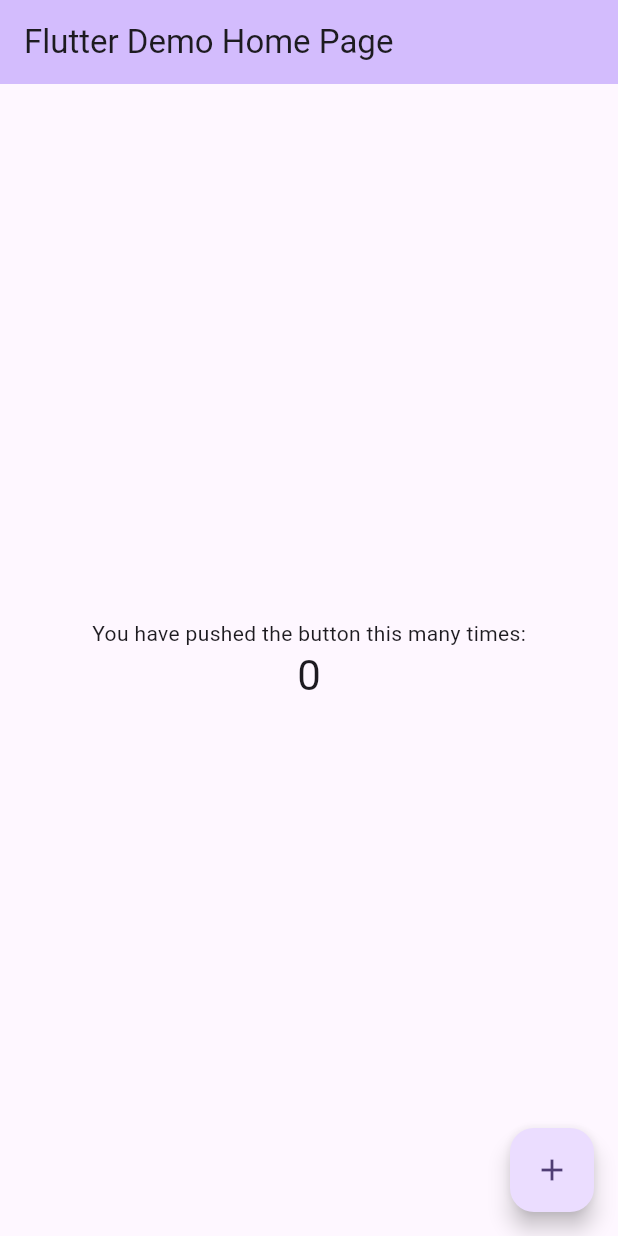
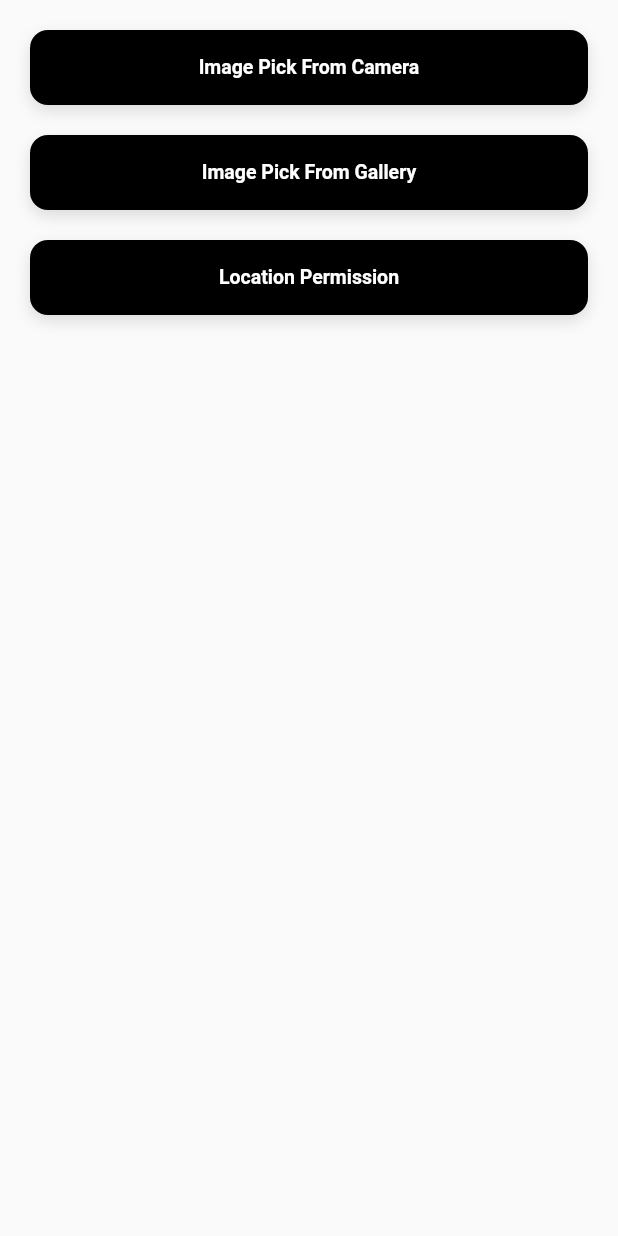
Before and after one commit to smit13192/permission_service, a Flutter app: the screen it shows after launch, on a phone screen of 412 x 824 dp. Run offline on Flutter 3.47's test engine with Material 3 defaults, Android fonts, the phone set to English and light mode, and no system bars; our stand-ins replace device_info_plus, geolocator, image_picker, permission_handler.

Commit message:
DONE: make permissionn service for the location, camera annd gallery

```diff
--- a/analysis_options.yaml
+++ b/analysis_options.yaml
@@ -22,7 +22,8 @@ linter:
   # producing the lint.
   rules:
     # avoid_print: false  # Uncomment to disable the `avoid_print` rule
-    # prefer_single_quotes: true  # Uncomment to enable the `prefer_single_quotes` rule
+    prefer_single_quotes: true  # Uncomment to enable the `prefer_single_quotes` rule
+    require_trailing_commas: true
 
 # Additional information about this file can be found at
 # https://dart.dev/guides/language/analysis-options
--- /dev/null
+++ b/lib/app/app.dart
@@ -0,0 +1,14 @@
+import 'package:flutter/material.dart';
+import 'package:permission_service/src/screen/home_screen.dart';
+
+class MyApp extends StatelessWidget {
+  const MyApp({super.key});
+
+  @override
+  Widget build(BuildContext context) {
+    return MaterialApp(
+      theme: ThemeData(useMaterial3: false),
+      home: const HomeScreen(),
+    );
+  }
+}
--- a/lib/main.dart
+++ b/lib/main.dart
@@ -1,125 +1,6 @@
 import 'package:flutter/material.dart';
+import 'package:permission_service/app/app.dart';
 
-void main() {
+void main(List<String> args) {
   runApp(const MyApp());
 }
-
-class MyApp extends StatelessWidget {
-  const MyApp({super.key});
-
-  // This widget is the root of your application.
-  @override
-  Widget build(BuildContext context) {
-    return MaterialApp(
-      title: 'Flutter Demo',
-      theme: ThemeData(
-        // This is the theme of your application.
-        //
-        // TRY THIS: Try running your application with "flutter run". You'll see
-        // the application has a purple toolbar. Then, without quitting the app,
-        // try changing the seedColor in the colorScheme below to Colors.green
-        // and then invoke "hot reload" (save your changes or press the "hot
-        // reload" button in a Flutter-supported IDE, or press "r" if you used
-        // the command line to start the app).
-        //
-        // Notice that the counter didn't reset back to zero; the application
-        // state is not lost during the reload. To reset the state, use hot
-        // restart instead.
-        //
-        // This works for code too, not just values: Most code changes can be
-        // tested with just a hot reload.
-        colorScheme: ColorScheme.fromSeed(seedColor: Colors.deepPurple),
-        useMaterial3: true,
-      ),
-      home: const MyHomePage(title: 'Flutter Demo Home Page'),
-    );
-  }
-}
-
-class MyHomePage extends StatefulWidget {
-  const MyHomePage({super.key, required this.title});
-
-  // This widget is the home page of your application. It is stateful, meaning
-  // that it has a State object (defined below) that contains fields that affect
-  // how it looks.
-
-  // This class is the configuration for the state. It holds the values (in this
-  // case the title) provided by the parent (in this case the App widget) and
-  // used by the build method of the State. Fields in a Widget subclass are
-  // always marked "final".
-
-  final String title;
-
-  @override
-  State<MyHomePage> createState() => _MyHomePageState();
-}
-
-class _MyHomePageState extends State<MyHomePage> {
-  int _counter = 0;
-
-  void _incrementCounter() {
-    setState(() {
-      // This call to setState tells the Flutter framework that something has
-      // changed in this State, which causes it to rerun the build method below
-      // so that the display can reflect the updated values. If we changed
-      // _counter without calling setState(), then the build method would not be
-      // called again, and so nothing would appear to happen.
-      _counter++;
-    });
-  }
-
-  @override
-  Widget build(BuildContext context) {
-    // This method is rerun every time setState is called, for instance as done
-    // by the _incrementCounter method above.
-    //
-    // The Flutter framework has been optimized to make rerunning build methods
-    // fast, so that you can just rebuild anything that needs updating rather
-    // than having to individually change instances of widgets.
-    return Scaffold(
-      appBar: AppBar(
-        // TRY THIS: Try changing the color here to a specific color (to
-        // Colors.amber, perhaps?) and trigger a hot reload to see the AppBar
-        // change color while the other colors stay the same.
-        backgroundColor: Theme.of(context).colorScheme.inversePrimary,
-        // Here we take the value from the MyHomePage object that was created by
-        // the App.build method, and use it to set our appbar title.
-        title: Text(widget.title),
-      ),
-      body: Center(
-        // Center is a layout widget. It takes a single child and positions it
-        // in the middle of the parent.
-        child: Column(
-          // Column is also a layout widget. It takes a list of children and
-          // arranges them vertically. By default, it sizes itself to fit its
-          // children horizontally, and tries to be as tall as its parent.
-          //
-          // Column has various properties to control how it sizes itself and
-          // how it positions its children. Here we use mainAxisAlignment to
-          // center the children vertically; the main axis here is the vertical
-          // axis because Columns are vertical (the cross axis would be
-          // horizontal).
-          //
-          // TRY THIS: Invoke "debug painting" (choose the "Toggle Debug Paint"
-          // action in the IDE, or press "p" in the console), to see the
-          // wireframe for each widget.
-          mainAxisAlignment: MainAxisAlignment.center,
-          children: <Widget>[
-            const Text(
-              'You have pushed the button this many times:',
-            ),
-            Text(
-              '$_counter',
-              style: Theme.of(context).textTheme.headlineMedium,
-            ),
-          ],
-        ),
-      ),
-      floatingActionButton: FloatingActionButton(
-        onPressed: _incrementCounter,
-        tooltip: 'Increment',
-        child: const Icon(Icons.add),
-      ), // This trailing comma makes auto-formatting nicer for build methods.
-    );
-  }
-}
--- /dev/null
+++ b/lib/src/core/widget/button.dart
@@ -0,0 +1,43 @@
+import 'package:flutter/material.dart';
+
+class Button extends StatelessWidget {
+  final String text;
+  final VoidCallback onPressed;
+
+  const Button({
+    super.key,
+    required this.text,
+    required this.onPressed,
+  });
+
+  @override
+  Widget build(BuildContext context) {
+    return GestureDetector(
+      onTap: onPressed,
+      child: Container(
+        height: 50,
+        decoration: BoxDecoration(
+          color: Colors.black,
+          borderRadius: BorderRadius.circular(12.0),
+          boxShadow: const [
+            BoxShadow(
+              color: Colors.black12,
+              offset: Offset(0, 4),
+              blurRadius: 8.0,
+            ),
+          ],
+        ),
+        child: Center(
+          child: Text(
+            text,
+            style: const TextStyle(
+              color: Colors.white,
+              fontSize: 13.0,
+              fontWeight: FontWeight.bold,
+            ),
+          ),
+        ),
+      ),
+    );
+  }
+}
--- /dev/null
+++ b/lib/src/screen/home_screen.dart
@@ -0,0 +1,52 @@
+import 'package:flutter/material.dart';
+import 'package:image_picker/image_picker.dart';
+import 'package:permission_service/src/core/widget/button.dart';
+import 'package:permission_service/src/core/widget/gap.dart';
+import 'package:permission_service/src/service/image_service.dart';
+import 'package:permission_service/src/service/permission_service.dart';
+
+class HomeScreen extends StatelessWidget {
+  const HomeScreen({super.key});
+
+  @override
+  Widget build(BuildContext context) {
+    return Scaffold(
+      body: SafeArea(
+        child: Padding(
+          padding: const EdgeInsets.symmetric(horizontal: 20),
+          child: Column(
+            children: [
+              const GapH(20),
+              Button(
+                text: 'Image Pick From Camera',
+                onPressed: () => _imagePickFromCamera(context),
+              ),
+              const GapH(20),
+              Button(
+                text: 'Image Pick From Gallery',
+                onPressed: () => _imagePickFromGallery(context),
+              ),
+              const GapH(20),
+              Button(
+                text: 'Location Permission',
+                onPressed: () => _locationPermission(context),
+              ),
+            ],
+          ),
+        ),
+      ),
+    );
+  }
+
+  void _imagePickFromCamera(BuildContext context) {
+    ImageService.pickImage(context: context, source: ImageSource.camera);
+  }
+
+  void _imagePickFromGallery(BuildContext context) {
+    ImageService.pickImage(context: context, source: ImageSource.gallery);
+  }
+
+  void _locationPermission(BuildContext context) {
+    PermissionService.requestLocationPermission(context);
+  }
+}
--- /dev/null
+++ b/lib/src/service/device_info_service.dart
@@ -0,0 +1,13 @@
+import 'dart:io';
+import 'package:device_info_plus/device_info_plus.dart';
+
+class DeviceInfoService {
+  static final DeviceInfoPlugin _deviceInfoPlugin = DeviceInfoPlugin();
+  static Future<int> getSdk() async {
+    if (!Platform.isAndroid) {
+      throw Exception('This function is only supported on Android devices.');
+    }
+    AndroidDeviceInfo androidDeviceInfo = await _deviceInfoPlugin.androidInfo;
+    return androidDeviceInfo.version.sdkInt;
+  }
+}
--- /dev/null
+++ b/lib/src/service/image_service.dart
@@ -0,0 +1,47 @@
+import 'dart:convert';
+import 'dart:io';
+import 'dart:typed_data';
+
+import 'package:flutter/material.dart';
+import 'package:image_picker/image_picker.dart';
+import 'package:permission_service/src/service/permission_service.dart';
+
+class ImageService {
+  static final ImagePicker _imagePicker = ImagePicker();
+
+  static Future<File?> pickImage({
+    required BuildContext context,
+    required ImageSource source,
+  }) async {
+    late bool isGranted;
+    if (source == ImageSource.gallery) {
+      isGranted = await PermissionService.requestGalleryPermission(context);
+    } else {
+      isGranted = await PermissionService.requestCameraPermission(context);
+    }
+    if (!isGranted) return null;
+    XFile? file = await _imagePicker.pickImage(source: source);
+    if (file == null) return null;
+    return File(file.path);
+  }
+
+  static Future<Uint8List?> pickImageAsUint8List({
+    required BuildContext context,
+    required ImageSource source,
+  }) async {
+    File? file = await pickImage(context: context, source: source);
+    if (file == null) return null;
+    final byte = file.readAsBytesSync();
+    return byte;
+  }
+
+  static Future<String?> pickImageAsBase64({
+    required BuildContext context,
+    required ImageSource source,
+  }) async {
+    Uint8List? byte =
+        await pickImageAsUint8List(context: context, source: source);
+    if (byte == null) return null;
+    return base64Encode(byte);
+  }
+}
--- /dev/null
+++ b/lib/src/service/permission_service.dart
@@ -0,0 +1,113 @@
+import 'dart:io';
+
+import 'package:flutter/material.dart';
+import 'package:geolocator/geolocator.dart';
+import 'package:permission_handler/permission_handler.dart';
+import 'package:permission_service/src/core/widget/permission_dialog.dart';
+import 'package:permission_service/src/service/device_info_service.dart';
+
+class PermissionService {
+  static Future<bool> requestCameraPermission(BuildContext context) async {
+    Permission permission = Permission.camera;
+    bool isGranted = await _checkPermmisionIsGranted(permission);
+    if (isGranted) return true;
+    if (!context.mounted) return false;
+    final status = await requestPermission(
+      context: context,
+      permission: permission,
+      title: 'Camera Permission Denied',
+      message:
+          'The app needs access to your camera to take photos and videos. ',
+    );
+    return status;
+  }
+
+  static Future<bool> requestGalleryPermission(BuildContext context) async {
+    late Permission permission;
+    if (Platform.isAndroid) {
+      int sdk = await DeviceInfoService.getSdk();
+      if (sdk <= 32) {
+        permission = Permission.storage;
+      } else {
+        permission = Permission.photos;
+      }
+    } else {
+      permission = Permission.photos;
+    }
+    bool isGranted = await _checkPermmisionIsGranted(permission);
+    if (isGranted) return true;
+    if (!context.mounted) return false;
+    final status = await requestPermission(
+      context: context,
+      permission: permission,
+      title: 'Gallery Permission Denied',
+      message:
+          'The app needs access to your gallery to select and upload photos and videos.',
+    );
+    return status;
+  }
+
+  static Future<bool> requestLocationPermission(BuildContext context) async {
+    LocationPermission locationPermission = await Geolocator.checkPermission();
+    if (locationPermission == LocationPermission.whileInUse ||
+        locationPermission == LocationPermission.always) return true;
+    LocationPermission requestPermission = await Geolocator.requestPermission();
+    if (requestPermission == LocationPermission.whileInUse ||
+        requestPermission == LocationPermission.always) return true;
+    if (locationPermission == LocationPermission.deniedForever ||
+        locationPermission == LocationPermission.denied) {
+      if (!context.mounted) return false;
+      _showPermissionDeniedBottomSheet(
+        context,
+        title: 'Location Permission Denied',
+        message:
+            'The app needs access to your location to provide location-based services. Please enable the location permission in the app settings.',
+      );
+    }
+    return false;
+  }
+
+  static Future<bool> requestPermission({
+    required BuildContext context,
+    required Permission permission,
+    String title = 'Permission Denied',
+    String message =
+        'The app needs access to your device features to function properly. Please enable the required permissions in the app settings.',
+  }) async {
+    final status = await permission.request();
+    if (status == PermissionStatus.granted) return true;
+    if (status == PermissionStatus.denied) {
+      return false;
+    }
+    if (status == PermissionStatus.permanentlyDenied) {
+      if (!context.mounted) return false;
+      _showPermissionDeniedBottomSheet(
+        context,
+        title: title,
+        message: message,
+      );
+    }
+    return false;
+  }
+
+  static Future<bool> _checkPermmisionIsGranted(Permission permission) async {
+    bool isGranted = await permission.isGranted;
+    return isGranted;
+  }
+
+  static Future<void> _showPermissionDeniedBottomSheet(
+    BuildContext context, {
+    required String title,
+    required String message,
+  }) async {
+    showDialog(
+      context: context,
+      builder: (context) {
+        return PermissionDialog(
+          title: title,
+          message: message,
+        );
+      },
+    );
+  }
+}
--- a/pubspec.yaml
+++ b/pubspec.yaml
@@ -35,6 +35,10 @@ dependencies:
   # The following adds the Cupertino Icons font to your application.
   # Use with the CupertinoIcons class for iOS style icons.
   cupertino_icons: ^1.0.6
+  permission_handler: ^11.3.1
+  image_picker: ^1.1.2
+  geolocator: ^12.0.0
+  device_info_plus: ^10.1.0
 
 dev_dependencies:
   flutter_test:
```
Also changed, not shown: lib/src/core/utils/log.dart (added, +15 -0 lines), lib/src/core/widget/gap.dart (added, +21 -0 lines), lib/src/core/widget/permission_dialog.dart (added, +66 -0 lines), 4 other files.
